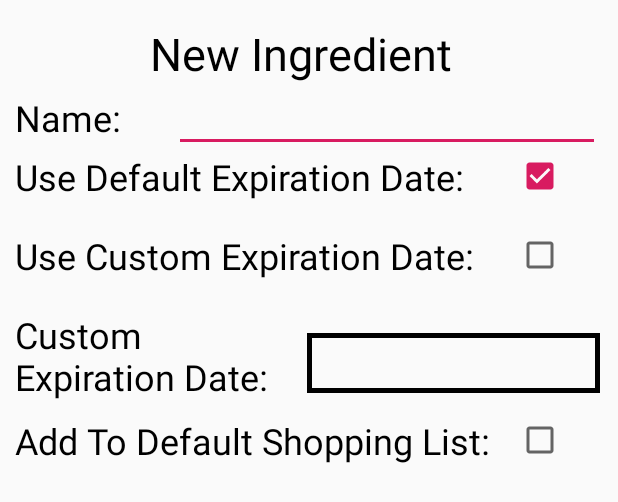
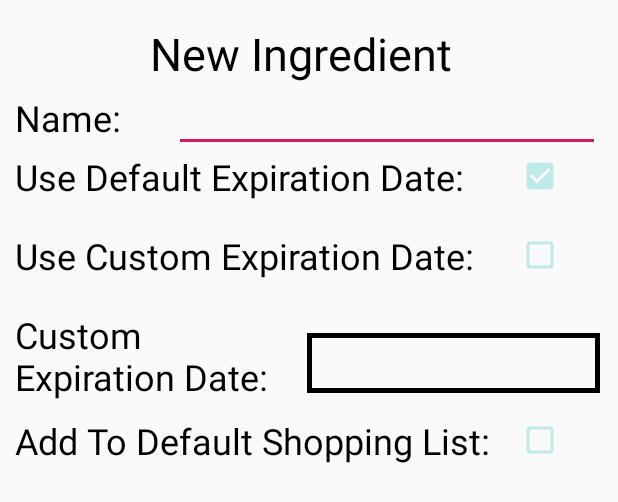
Before and after one commit to supergeno1/FridgeFu, an Android app: the layout new_item_pop_up.xml on its own in the app's theme, with its tools: preview values and no code run, on a phone screen of 412 x 824 dp. Shown: the top 502 px of the screen. Run offline under Robolectric (Android 15) with nearby library versions, the phone set to English and light mode, and no system bars.

Commit message:
pretty checkboxes

```diff
--- a/FridgeFu/app/src/main/res/layout/new_item_pop_up.xml
+++ b/FridgeFu/app/src/main/res/layout/new_item_pop_up.xml
@@ -66,7 +66,9 @@
             android:layout_width="0dp"
             android:layout_weight="1"
             android:layout_height="wrap_content"
-            android:checked="true"></CheckBox>
+            android:checked="true"
+            android:buttonTint="@color/colorPrimary">
+        </CheckBox>
 
     </LinearLayout>
 
@@ -92,7 +94,10 @@
             android:id="@+id/csck"
             android:layout_width="0dp"
             android:layout_height="wrap_content"
-            android:layout_weight="1"></CheckBox></LinearLayout>
+            android:layout_weight="1"
+            android:buttonTint="@color/colorPrimary">
+        </CheckBox>
+    </LinearLayout>
 
     <LinearLayout
         android:layout_width="match_parent"
@@ -144,8 +149,8 @@
             android:layout_weight="1"
             android:layout_height="wrap_content"
             android:layout_gravity="end"
-            android:gravity="end">
-
+            android:gravity="end"
+            android:buttonTint="@color/colorPrimary">
         </CheckBox>
     </LinearLayout>
 </LinearLayout>
```
